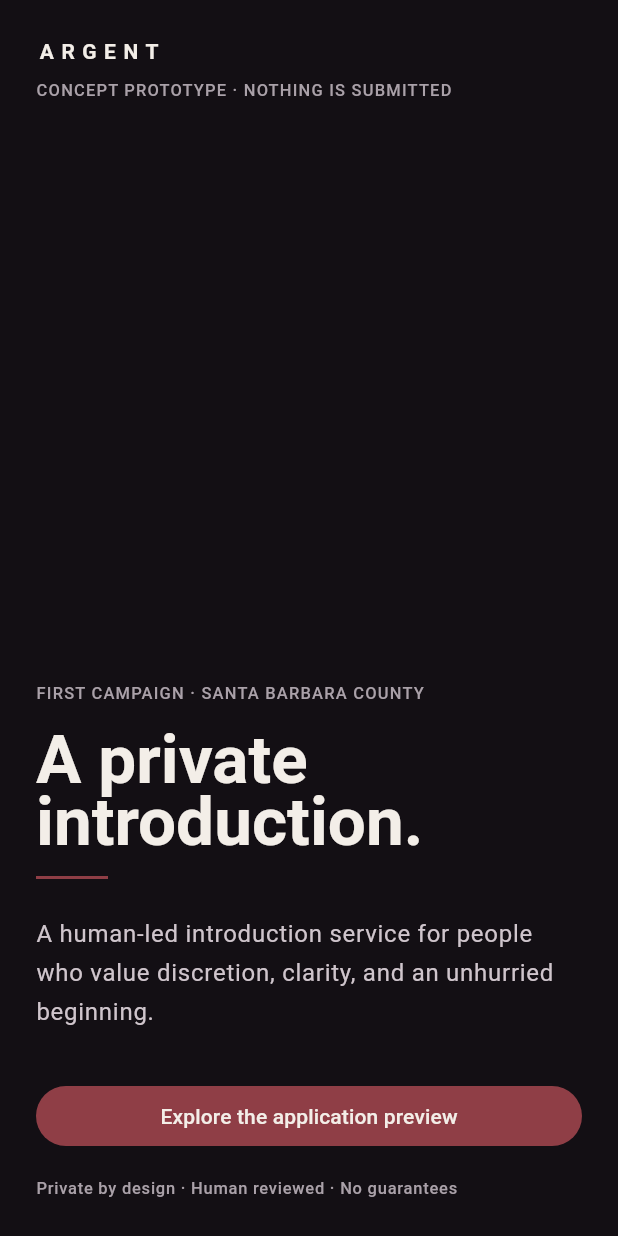
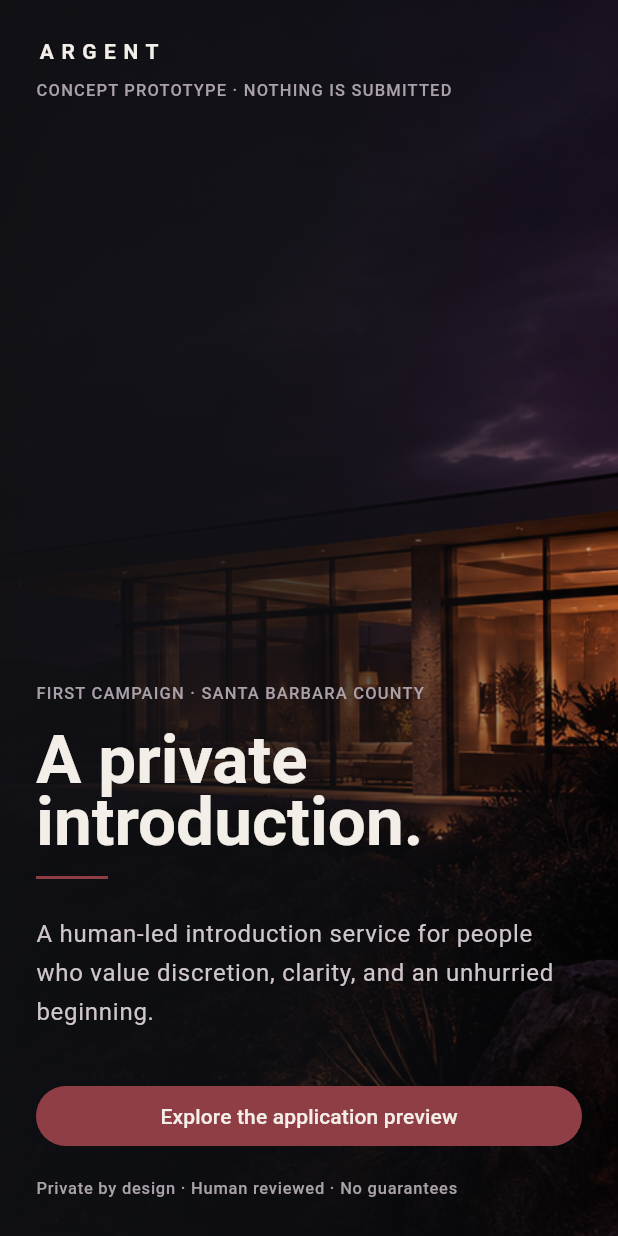
Before and after one commit to carlwelchdesign/matchmaker-ai, a Flutter app: the screen it shows after launch, on a phone screen of 412 x 824 dp. Run offline on Flutter 3.47's test engine with Material 3 defaults, Android fonts, the light colour scheme and no system bars; our stand-ins replace built_collection, built_value, dio; missing offline and left inert: one_of_serializer.

Commit message:
ARG-120 add bundled mobile splash image

```diff
--- a/apps/mobile/lib/main.dart
+++ b/apps/mobile/lib/main.dart
@@ -49,15 +49,15 @@ class _ConceptLandingScreenState extends State<ConceptLandingScreen> {
 
     return Scaffold(
       body: SafeArea(
-        child: Padding(
-          padding: const EdgeInsets.all(ArgentTokens.primitiveSpace300),
         child: _view == _ConceptView.landing
             ? _Landing(
                 onPreviewApplication: () =>
                     setState(() => _view = _ConceptView.applicationPreview),
                 textTheme: textTheme,
               )
-              : _ApplicationPreview(
+            : Padding(
+                padding: const EdgeInsets.all(ArgentTokens.primitiveSpace300),
+                child: _ApplicationPreview(
                   onReturn: () => setState(() => _view = _ConceptView.landing),
                   textTheme: textTheme,
                 ),
@@ -75,7 +75,33 @@ class _Landing extends StatelessWidget {
 
   @override
   Widget build(BuildContext context) {
-    return Column(
+    return ClipRect(
+      child: Stack(
+        fit: StackFit.expand,
+        children: [
+          Image.asset(
+            'assets/images/nocturne-coastal-residence-hero.png',
+            alignment: Alignment.centerRight,
+            fit: BoxFit.cover,
+            semanticLabel: 'Coastal residence at blue hour',
+          ),
+          const DecoratedBox(
+            decoration: BoxDecoration(
+              gradient: LinearGradient(
+                begin: Alignment.centerLeft,
+                end: Alignment.centerRight,
+                colors: [
+                  Color(0xF00F1014),
+                  Color(0xC20F1014),
+                  Color(0x240F1014),
+                ],
+                stops: [0, 0.52, 1],
+              ),
+            ),
+          ),
+          Padding(
+            padding: const EdgeInsets.all(ArgentTokens.primitiveSpace300),
+            child: Column(
               crossAxisAlignment: CrossAxisAlignment.start,
               children: [
                 Text(
@@ -117,8 +143,8 @@ class _Landing extends StatelessWidget {
                 ),
                 const SizedBox(height: ArgentTokens.primitiveSpace300),
                 Text(
-          'A human-led introduction service for people who value discretion, '
-          'clarity, and an unhurried beginning.',
+                  'A human-led introduction service for people who value '
+                  'discretion, clarity, and an unhurried beginning.',
                   style: textTheme.bodyLarge?.copyWith(
                     color: ArgentTokens.primitiveColorSilver200,
                     height: ArgentTokens.typeLineHeightBody,
@@ -140,6 +166,10 @@ class _Landing extends StatelessWidget {
                   ),
                 ),
               ],
+            ),
+          ),
+        ],
+      ),
     );
   }
 }
--- a/apps/mobile/pubspec.yaml
+++ b/apps/mobile/pubspec.yaml
@@ -19,3 +19,5 @@ dev_dependencies:
 
 flutter:
   uses-material-design: true
+  assets:
+    - assets/images/nocturne-coastal-residence-hero.png
--- a/plans/tickets/backlog.csv
+++ b/plans/tickets/backlog.csv
@@ -48,7 +48,7 @@ ARG-116,Production topology,1,P0,Proposed,Define production topology SLOs capaci
 ARG-117,Documentation,1,P0,Done,Establish documentation governance and drift checks,ARG-104,Planning,Operational alpha,EPIC-1,Codex,Project owner,S,plans/tickets/ARG-117-documentation-governance.md,R-020,"PR #28 merge 5467f3f; full requirement traceability remains owned by ARG-024"
 ARG-118,Design system,1,P0,Done,Establish cross platform design tokens generated outputs and foundational components,ARG-004;ARG-101,Product,Operational alpha,EPIC-1,Codex,Project owner,M,plans/tickets/ARG-118-design-system-foundation.md,DEC-005;DEC-011;R-037,"PR #27 merge 26aa05f; ARG-004 final approval still pending"
 ARG-119,Planning,1,P0,Done,Report safe next development work from the backlog,ARG-117,Planning,Operational alpha,EPIC-1,Codex,Project owner,S,plans/tickets/ARG-119-backlog-readiness-report.md,R-020,"PR #30 merge f53759e; report shows ARG-001 is next owner-gated decision"
-ARG-120,Product prototype,1,P0,Done,Build a synthetic interactive public applicant and matchmaker concept prototype,ARG-101;ARG-118,Product,Prototype review,EPIC-1,Codex,Project owner,M,plans/tickets/ARG-120-synthetic-concept-prototype.md,DEC-011;DEC-012;DEC-013;DEC-014;DEC-017;R-025;R-038;R-039;R-040,"Local-only and synthetic by explicit owner decision; does not unblock production tickets"
+ARG-120,Product prototype,1,P0,In progress,Build a synthetic interactive public applicant and matchmaker concept prototype,ARG-101;ARG-118,Product,Prototype review,EPIC-1,Codex,Project owner,M,plans/tickets/ARG-120-synthetic-concept-prototype.md,DEC-011;DEC-012;DEC-013;DEC-014;DEC-017;R-025;R-038;R-039;R-040,"Reopened after visual review to add the approved bundled mobile splash image; remains local-only and synthetic."
 ARG-201,Identity,1,P0,Proposed,Integrate authentication MFA recovery and sessions,ARG-008;ARG-101;ARG-106,Security,Operational alpha,EPIC-1,Unassigned,Unassigned,TBD,Required at Ready,"",""
 ARG-202,Authorization,1,P0,Proposed,Implement deny by default RBAC and object authorization,ARG-005;ARG-201,Security,Operational alpha,EPIC-1,Unassigned,Unassigned,TBD,Required at Ready,"",""
 ARG-203,Staff administration,1,P0,Proposed,Implement staff roles and privileged access review,ARG-202,Security,Operational alpha,EPIC-1,Unassigned,Unassigned,TBD,Required at Ready,"",""
```
Also changed, not shown: apps/mobile/assets/images/nocturne-coastal-residence-hero.png (added), 3 other files. Lines whose indentation alone changed are shown as unchanged.
